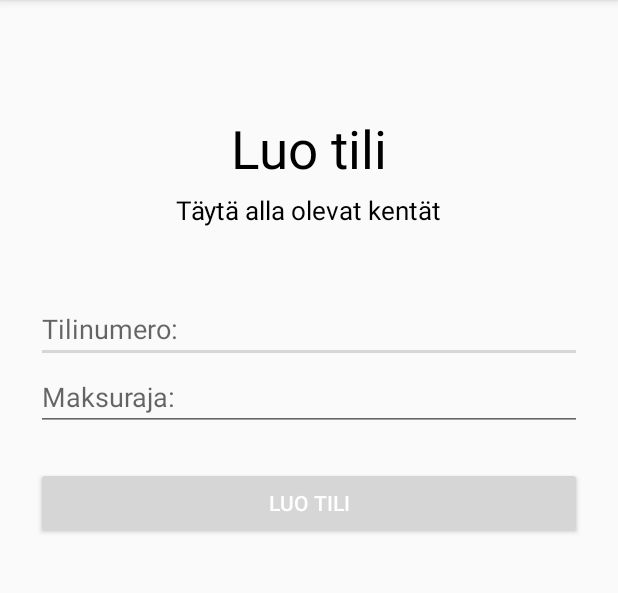
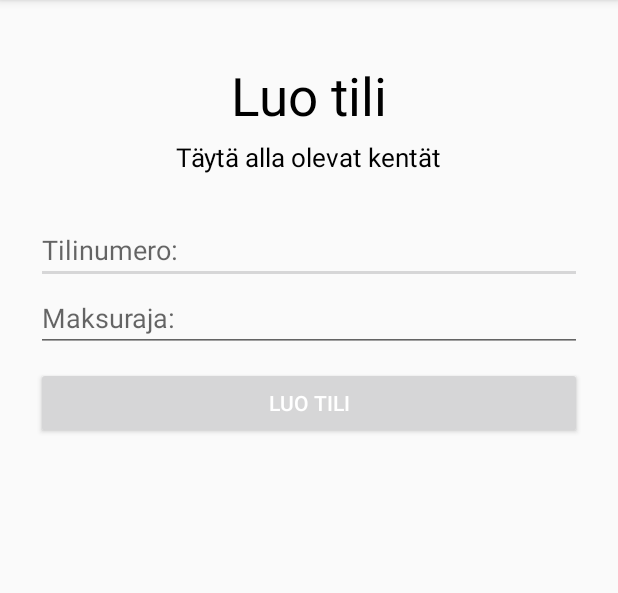
Before and after one commit to janettapcs/harjoitustyo, an Android app: the CreateAccountActivity screen opened directly, with no data from a screen before it, on a phone screen of 412 x 824 dp, the part 84-677 px from its top. Run offline under Robolectric (Android 15) with nearby library versions, the phone set to English and light mode, and no system bars.

Commit message:
Code refactoring and commenting

```diff
--- a/app/src/main/AndroidManifest.xml
+++ b/app/src/main/AndroidManifest.xml
@@ -9,7 +9,7 @@
         android:roundIcon="@mipmap/ic_launcher_round"
         android:supportsRtl="true"
         android:theme="@style/AppTheme">
-        <activity android:name=".TransferToOtherActivity"></activity>
+        <activity android:name=".TransferToOtherActivity" />
         <activity android:name=".AccountDetailsActivity" />
         <activity android:name=".CreateAccountActivity" />
         <activity android:name=".TransferMoneyActivity" />
--- a/app/src/main/java/com/example/harjoitustyo/AccountEvent.java
+++ b/app/src/main/java/com/example/harjoitustyo/AccountEvent.java
@@ -18,19 +18,20 @@ public class AccountEvent {
         this.message = message;
     }
 
+    /*Different type of constructor depending on need*/
     public AccountEvent(String target, String quantity, String type) {
         this.target = target;
         this.quantity = quantity;
         this.type = type;
     }
-
+    /*Different type of constructor depending on need*/
     public AccountEvent(String source, String target, String quantity, String type) {
         this.source = source;
         this.target = target;
         this.quantity = quantity;
         this.type = type;
     }
-
+    /*Different type of constructor depending on need*/
     public AccountEvent(String type, String name) {
         this.type = type;
         this.name = name;
--- a/app/src/main/java/com/example/harjoitustyo/AddMoneyActivity.java
+++ b/app/src/main/java/com/example/harjoitustyo/AddMoneyActivity.java
@@ -24,13 +24,16 @@ public class AddMoneyActivity extends AppCompatActivity {
         message = findViewById(R.id.message);
     }
 
+    /*saves user inputs to variables and calls addMoney function from Bank class*/
     public void addMoney(View v){
         String targetText = target.getText().toString();
         String quantityText = quantity.getText().toString();
         String messageText = message.getText().toString();
 
         Bank.getInstance().addMoney(targetText, quantityText);
+        /*Creates money deposit event*/
         AccountEvent event = new AccountEvent(targetText, quantityText, "Money deposit");
+        /*Saves account transactions in json file format.*/
         SaveEvent.getInstance().saveJson(event, getApplicationContext());
 
         startActivity(new Intent(AddMoneyActivity.this, MainActivity.class));
--- a/app/src/main/java/com/example/harjoitustyo/CreateAccountActivity.java
+++ b/app/src/main/java/com/example/harjoitustyo/CreateAccountActivity.java
@@ -20,7 +20,6 @@ public class CreateAccountActivity extends AppCompatActivity {
 
         limit = findViewById(R.id.limit);
         accountNumber = findViewById(R.id.accountNumber);
-        System.out.println("heippa");
     }
 
     public void createAccount(View v) {
--- a/app/src/main/java/com/example/harjoitustyo/DecMoneyActivity.java
+++ b/app/src/main/java/com/example/harjoitustyo/DecMoneyActivity.java
@@ -32,6 +32,7 @@ public class DecMoneyActivity extends AppCompatActivity {
         toast = Toast.makeText(context, text, duration);
     }
 
+    /*saves user inputs to variables and calls decMoney function from Bank class*/
     public void decMoney(View v){
         String targetText = target.getText().toString();
         String quantityText = quantity.getText().toString();
--- a/app/src/main/java/com/example/harjoitustyo/SaveEvent.java
+++ b/app/src/main/java/com/example/harjoitustyo/SaveEvent.java
@@ -21,6 +21,7 @@ public class SaveEvent {
     private SaveEvent() {
     }
 
+    /*Saves account transactions in json file format. Data is saved into device file explorer's default saving location */
     public boolean saveJson(AccountEvent event, Context context) {
 
         Gson gson = new Gson();
--- a/app/src/main/java/com/example/harjoitustyo/TransferMoneyActivity.java
+++ b/app/src/main/java/com/example/harjoitustyo/TransferMoneyActivity.java
@@ -36,6 +36,7 @@ public class TransferMoneyActivity extends AppCompatActivity {
         toast = Toast.makeText(context, text, duration);
     }
 
+    /*saves user inputs to variables and calls transMoney function from Bank class*/
     public void transferMoney(View v){
         String targetText = target.getText().toString();
         String sourceText = source.getText().toString();
--- a/app/src/main/java/com/example/harjoitustyo/TransferToOtherActivity.java
+++ b/app/src/main/java/com/example/harjoitustyo/TransferToOtherActivity.java
@@ -35,13 +35,12 @@ public class TransferToOtherActivity extends AppCompatActivity {
         toast = Toast.makeText(context, text, duration);
     }
 
+    /*saves user inputs to variables and calls transMoneyToOther function from Bank class*/
     public void transferMoneyToOtherAccount(View v){
         String targetText = target.getText().toString();
         String sourceText = source.getText().toString();
         String amountText = amount.getText().toString();
         String nameText = name.getText().toString();
-
-
 
         boolean transferSuccess = Bank.getInstance().transMoneyToOther(sourceText, amountText);
         if(!transferSuccess) {
--- a/app/src/main/java/com/example/harjoitustyo/Utilities.java
+++ b/app/src/main/java/com/example/harjoitustyo/Utilities.java
@@ -2,6 +2,7 @@ package com.example.harjoitustyo;
 
 public class Utilities {
 
+    /*Converts a String to an int data type*/
     public static int strToInt(String value){
 
         try {
--- a/app/src/main/res/layout/activity_create_account.xml
+++ b/app/src/main/res/layout/activity_create_account.xml
@@ -15,7 +15,7 @@
 
 
         <LinearLayout
-            android:paddingTop="35dp"
+            android:paddingTop="20dp"
             android:layout_width="match_parent"
             android:layout_height="wrap_content"
             android:gravity="center"
@@ -24,7 +24,7 @@
             <TextView
                 android:layout_width="wrap_content"
                 android:layout_height="wrap_content"
-                android:layout_marginTop="40dp"
+                android:layout_marginTop="20dp"
                 android:text="Luo tili"
                 android:textColor="@android:color/black"
                 android:textSize="35dp" />
@@ -41,7 +41,7 @@
 
         <LinearLayout
             android:layout_width="match_parent"
-            android:layout_height="276dp"
+            android:layout_height="227dp"
             android:gravity="center"
             android:orientation="vertical"
             android:paddingLeft="24dp"
@@ -70,7 +70,7 @@
             <Button
                 android:layout_width="match_parent"
                 android:layout_height="wrap_content"
-                android:layout_marginTop="24dp"
+                android:layout_marginTop="10dp"
                 android:layout_marginBottom="24dp"
                 android:backgroundTint="@color/colorPrimaryDark"
                 android:onClick="createAccount"
--- a/app/src/main/res/layout/activity_dec_money.xml
+++ b/app/src/main/res/layout/activity_dec_money.xml
@@ -12,14 +12,14 @@
             android:layout_height="match_parent">
 
             <LinearLayout
-                android:paddingTop="35dp"
+                android:paddingTop="15dp"
                 android:layout_width="match_parent"
                 android:layout_height="wrap_content"
                 android:gravity="center"
                 android:orientation="vertical">
 
                 <TextView
-                    android:layout_marginTop="50dp"
+                    android:layout_marginTop="20dp"
                     android:layout_width="wrap_content"
                     android:layout_height="wrap_content"
                     android:text="Nosta rahaa tililtä"
@@ -38,7 +38,7 @@
 
             <LinearLayout
                 android:layout_width="match_parent"
-                android:layout_height="308dp"
+                android:layout_height="271dp"
                 android:gravity="center"
                 android:orientation="vertical"
                 android:paddingLeft="24dp"
--- a/app/src/main/res/layout/activity_transfer_to_other.xml
+++ b/app/src/main/res/layout/activity_transfer_to_other.xml
@@ -14,9 +14,7 @@
             android:layout_width="wrap_content"
             android:layout_height="wrap_content"
             android:layout_marginTop="10dp"
-            android:text="Uusi maksu ulkopuoliselle tilille"
-
-
+            android:text="Uusi maksu"
             android:textColor="@android:color/black"
             android:textSize="17.5dp" />
 
```
Also changed, not shown: app/src/main/java/com/example/harjoitustyo/Bank.java (+11 -4 lines), app/src/main/res/layout/activity_transfer_money.xml (+4 -4 lines).
